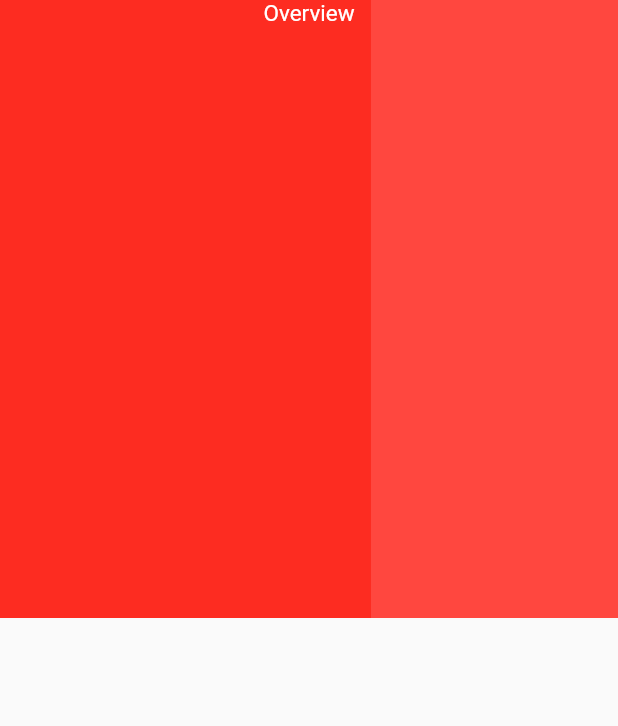
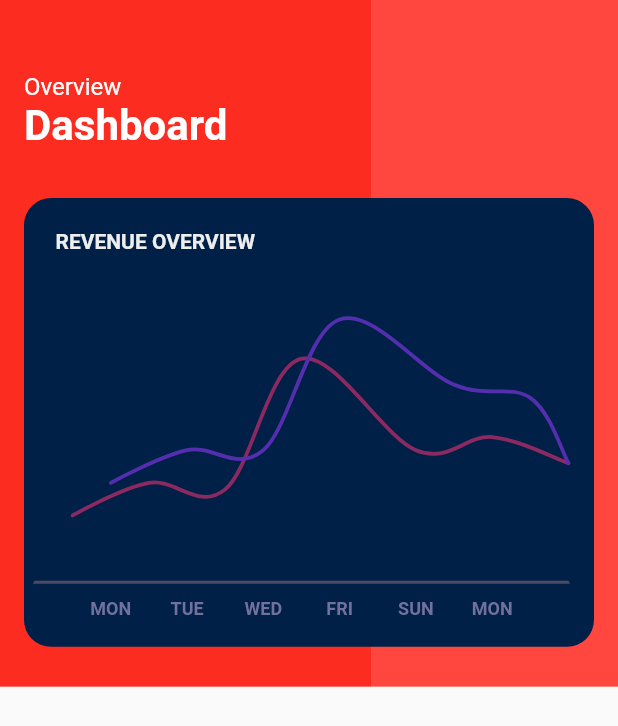
Before and after one commit to Al-Taie/WalletApp, a Flutter app: the DashBoard screen opened directly, on a phone screen of 412 x 824 dp. Shown: the top 726 px of the screen. Run offline on Flutter 3.47's test engine with Material 2 defaults, Android fonts, the phone set to English and light mode, and no system bars; drawn by our look-alikes of fl_chart; our stand-ins replace dot_navigation_bar, flutter_staggered_animations, get, introduction_screen.

Commit message:
fix: add chart to dashboard

```diff
--- a/lib/main.dart
+++ b/lib/main.dart
@@ -3,6 +3,7 @@ import 'package:flutter/services.dart';
 import 'package:get/get.dart';
 import 'package:provider/provider.dart';
 import 'package:second_app/providers/user_provider.dart';
+import 'package:second_app/screens/dashboard/dashboard.dart';
 import 'package:second_app/screens/intro/intro.dart';
 
 void main() {
@@ -27,7 +28,7 @@ class App extends StatelessWidget {
         title: 'Introduction screen',
         debugShowCheckedModeBanner: false,
         theme: ThemeData(primarySwatch: Colors.indigo),
-        home: Intro(),
+        home: DashBoard(),
       ),
     );
   }
--- a/lib/screens/dashboard/dashboard.dart
+++ b/lib/screens/dashboard/dashboard.dart
@@ -1,4 +1,7 @@
+import 'package:fl_chart/fl_chart.dart';
 import 'package:flutter/material.dart';
+
+import 'line_chart.dart';
 
 class DashBoard extends StatefulWidget {
   const DashBoard({Key? key}) : super(key: key);
@@ -15,7 +18,7 @@ class _DashBoardState extends State<DashBoard> {
         children: [
           Container(
             width: MediaQuery.of(context).size.width,
-            height: MediaQuery.of(context).size.height / 2,
+            height: MediaQuery.of(context).size.height / 1.8,
             decoration: const BoxDecoration(
                 gradient: LinearGradient(
                   stops: [0.6, 0.1],
@@ -23,16 +26,31 @@ class _DashBoardState extends State<DashBoard> {
                     end: Alignment.centerRight,
                     colors: [Color(0xffFD2C21), Color(0xffFF473F)]
                 )),
+            child: Padding(
+              padding: const EdgeInsets.all(16.0),
               child: Column(
+                crossAxisAlignment: CrossAxisAlignment.start,
                   children: const [
+                    SizedBox(height: 32),
                     Text(
                         "Overview",
                       style: TextStyle(
                         color: Colors.white,
-                      fontSize: 15
+                        fontSize: 16
                       ),
-                  )
+                    ),
+                    Text(
+                      "Dashboard",
+                      style: TextStyle(
+                          color: Colors.white,
+                          fontSize: 28,
+                        fontWeight: FontWeight.bold
+                      ),
+                    ),
+                    SizedBox(height: 32),
+                    LineChartSample1()
                   ],
+              ),
             ),
           )
         ],
--- /dev/null
+++ b/lib/screens/dashboard/line_chart.dart
@@ -0,0 +1,188 @@
+import 'package:fl_chart/fl_chart.dart';
+import 'package:flutter/material.dart';
+
+class _LineChart extends StatelessWidget {
+  const _LineChart({required this.isShowingMainData});
+
+  final bool isShowingMainData;
+
+  @override
+  Widget build(BuildContext context) {
+    return LineChart(lineChartData,
+        swapAnimationDuration: const Duration(milliseconds: 250));
+  }
+
+  LineChartData get lineChartData => LineChartData(
+      gridData: gridData,
+      titlesData: titlesData1,
+      borderData: borderData,
+      lineBarsData: lineBarsData1,
+      minX: 0,
+      maxX: 14,
+      maxY: 4,
+      minY: 0);
+
+  FlTitlesData get titlesData1 => FlTitlesData(
+        bottomTitles: AxisTitles(
+          sideTitles: bottomTitles,
+        ),
+        rightTitles: AxisTitles(sideTitles: SideTitles(showTitles: false)),
+        topTitles: AxisTitles(sideTitles: SideTitles(showTitles: false)),
+        leftTitles: AxisTitles(sideTitles: SideTitles(showTitles: false)),
+      );
+
+  List<LineChartBarData> get lineBarsData1 =>
+      [lineChartBarData1_1, lineChartBarData1_2];
+
+  Widget bottomTitleWidgets(double value, TitleMeta meta) {
+    const style = TextStyle(
+      color: Color(0xff72719b),
+      fontWeight: FontWeight.bold,
+      fontSize: 12,
+    );
+    Widget text;
+    switch (value.toInt()) {
+      case 2:
+        text = const Text('MON', style: style);
+        break;
+      case 4:
+        text = const Text('TUE', style: style);
+        break;
+      case 6:
+        text = const Text('WED', style: style);
+        break;
+      case 8:
+        text = const Text('FRI', style: style);
+        break;
+      case 10:
+        text = const Text('SUN', style: style);
+        break;
+      case 12:
+        text = const Text('MON', style: style);
+        break;
+      default:
+        text = const Text('');
+        break;
+    }
+
+    return Padding(child: text, padding: const EdgeInsets.only(top: 10.0));
+  }
+
+  SideTitles get bottomTitles => SideTitles(
+        showTitles: true,
+        reservedSize: 32,
+        interval: 1,
+        getTitlesWidget: bottomTitleWidgets,
+      );
+
+  FlGridData get gridData => FlGridData(show: false);
+
+  FlBorderData get borderData => FlBorderData(
+        show: true,
+        border: const Border(
+          bottom: BorderSide(color: Color(0xff4e4965), width: 2),
+          left: BorderSide(color: Colors.transparent),
+          right: BorderSide(color: Colors.transparent),
+          top: BorderSide(color: Colors.transparent),
+        ),
+      );
+
+  LineChartBarData get lineChartBarData1_1 => LineChartBarData(
+        isCurved: true,
+        color: const Color(0xff8C2960),
+        barWidth: 2.5,
+        isStrokeCapRound: true,
+        dotData: FlDotData(show: false),
+        belowBarData: BarAreaData(show: false),
+        spots: const [
+          FlSpot(1, 1),
+          FlSpot(3, 1.5),
+          FlSpot(5, 1.4),
+          FlSpot(7, 3.4),
+          FlSpot(10, 2),
+          FlSpot(12, 2.2),
+          FlSpot(14, 1.8),
+        ],
+      );
+
+  LineChartBarData get lineChartBarData1_2 => LineChartBarData(
+        isCurved: true,
+        color: const Color(0xff552EB0),
+        barWidth: 2.5,
+        isStrokeCapRound: true,
+        dotData: FlDotData(show: false),
+        belowBarData: BarAreaData(
+          show: false,
+          color: const Color(0x00aa4cfc),
+        ),
+        spots: const [
+          FlSpot(2, 1.5),
+          FlSpot(4, 2),
+          FlSpot(6, 2),
+          FlSpot(8, 4),
+          FlSpot(11, 3),
+          FlSpot(13, 2.8),
+          FlSpot(14, 1.8),
+        ],
+      );
+}
+
+class LineChartSample1 extends StatefulWidget {
+  const LineChartSample1({Key? key}) : super(key: key);
+
+  @override
+  State<StatefulWidget> createState() => LineChartSample1State();
+}
+
+class LineChartSample1State extends State<LineChartSample1> {
+  late bool isShowingMainData;
+
+  @override
+  void initState() {
+    super.initState();
+    isShowingMainData = true;
+  }
+
+  @override
+  Widget build(BuildContext context) {
+    return AspectRatio(
+      aspectRatio: 1.27,
+      child: Container(
+        decoration: const BoxDecoration(
+          borderRadius: BorderRadius.all(Radius.circular(18)),
+          color: Color(0xff002047),
+        ),
+        child: Stack(
+          children: <Widget>[
+            Column(
+              crossAxisAlignment: CrossAxisAlignment.stretch,
+              children: <Widget>[
+                const SizedBox(
+                  height: 64,
+                ),
+                Expanded(
+                  child: Padding(
+                    padding:
+                        const EdgeInsets.only(right: 16.0, left: 6.0, top: 16),
+                    child: _LineChart(isShowingMainData: isShowingMainData),
+                  ),
+                ),
+                const SizedBox(
+                  height: 10,
+                ),
+              ],
+            ),
+            Padding(
+              padding: const EdgeInsets.all(21.0),
+              child: Text(
+                "REVENUE OVERVIEW",
+                style: TextStyle(
+                    color: Colors.grey[200], fontWeight: FontWeight.bold),
+              ),
+            )
+          ],
+        ),
+      ),
+    );
+  }
+}
--- a/pubspec.yaml
+++ b/pubspec.yaml
@@ -41,6 +41,7 @@ dependencies:
   flutter_spinkit: ^5.1.0
   http: ^0.13.4
   flutter_staggered_animations: ^1.0.0
+  fl_chart: ^0.50.1
 
 dev_dependencies:
   flutter_test:
```
Also changed, not shown: pubspec.lock. Lines whose indentation alone changed are shown as unchanged.
